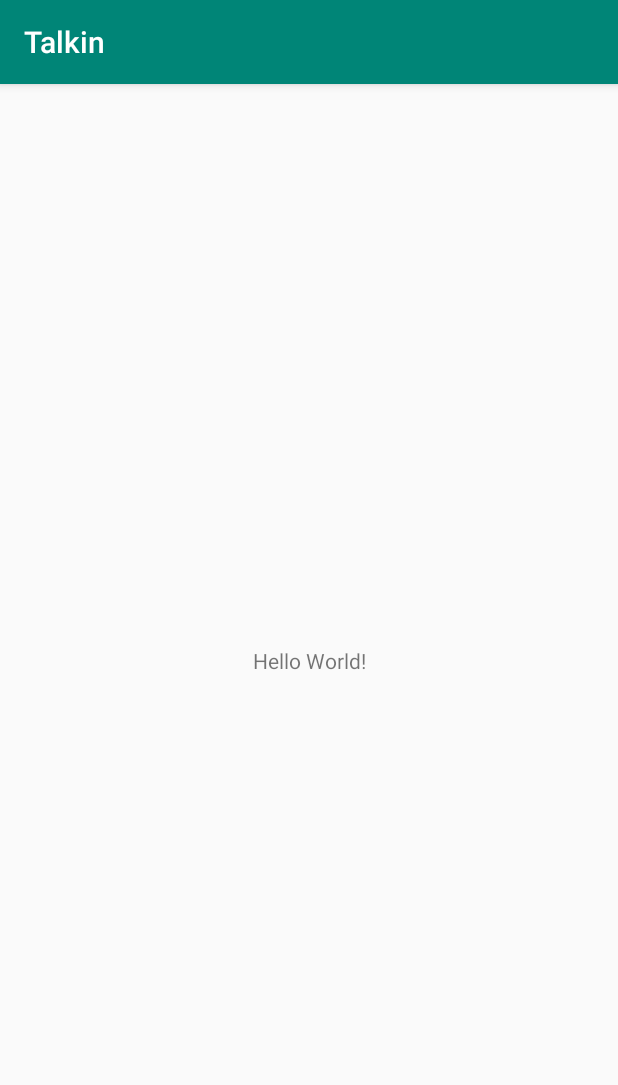
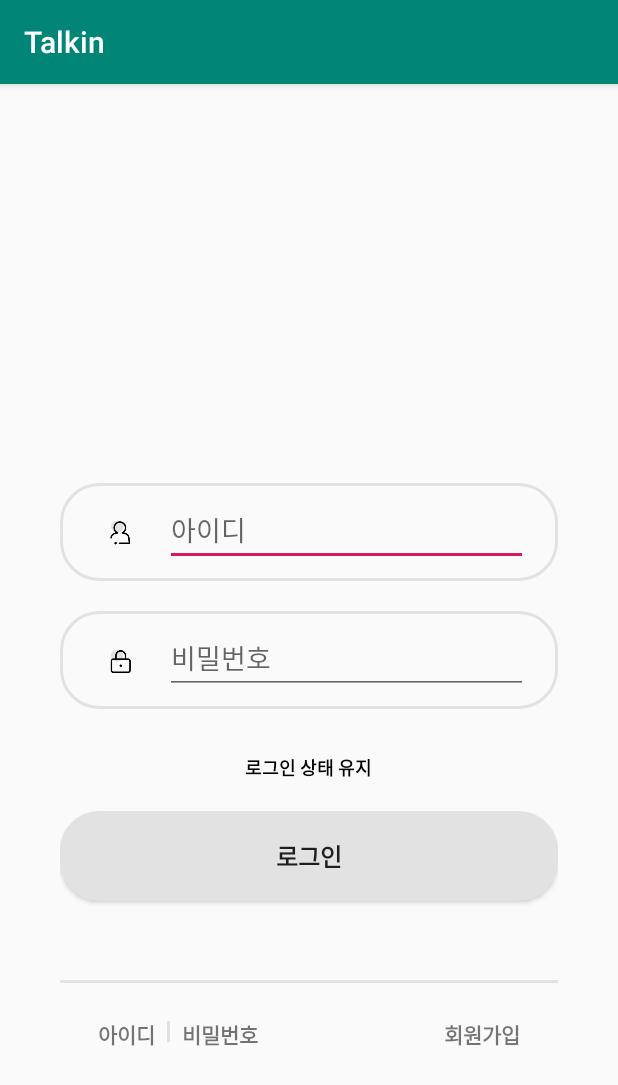
Before and after one commit to ppakjae/Talkin, an Android app: the screen it shows after launch (MainActivity), on a phone screen of 412 x 824 dp. Shown: the top 1085 px of the screen. Run offline under Robolectric (Android 15) with nearby library versions, the phone set to English and light mode, and no system bars.

Commit message:
Login Page

```diff
--- /dev/null
+++ b/app/src/main/res/drawable/round_solid_gray_background.xml
@@ -0,0 +1,18 @@
+<?xml version="1.0" encoding="utf-8"?>
+<shape xmlns:android="http://schemas.android.com/apk/res/android"
+    android:shape="rectangle"
+    android:padding="10dp">
+
+    <corners
+        android:bottomRightRadius="25dp"
+        android:bottomLeftRadius="25dp"
+        android:topLeftRadius="25dp"
+        android:topRightRadius="25dp" />
+    <solid
+        android:color="@color/colorGray"/>
+
+    <stroke
+        android:width="2dp"
+        android:color="@color/colorGray" />
+
+</shape>
--- /dev/null
+++ b/app/src/main/res/drawable/round_stroke_gray_backgorund.xml
@@ -0,0 +1,16 @@
+<?xml version="1.0" encoding="utf-8"?>
+<shape xmlns:android="http://schemas.android.com/apk/res/android"
+    android:shape="rectangle"
+    android:padding="10dp">
+
+    <corners
+        android:bottomRightRadius="25dp"
+        android:bottomLeftRadius="25dp"
+        android:topLeftRadius="25dp"
+        android:topRightRadius="25dp" />
+
+    <stroke
+        android:width="2dp"
+        android:color="@color/colorGray" />
+
+</shape>
--- a/app/src/main/res/layout/activity_main.xml
+++ b/app/src/main/res/layout/activity_main.xml
@@ -1,18 +1,176 @@
 <?xml version="1.0" encoding="utf-8"?>
-<android.support.constraint.ConstraintLayout xmlns:android="http://schemas.android.com/apk/res/android"
+<LinearLayout xmlns:android="http://schemas.android.com/apk/res/android"
     xmlns:app="http://schemas.android.com/apk/res-auto"
     xmlns:tools="http://schemas.android.com/tools"
     android:layout_width="match_parent"
     android:layout_height="match_parent"
+    android:orientation="vertical"
     tools:context=".MainActivity">
 
-    <TextView
-        android:layout_width="wrap_content"
-        android:layout_height="wrap_content"
-        android:text="Hello World!"
-        app:layout_constraintBottom_toBottomOf="parent"
-        app:layout_constraintLeft_toLeftOf="parent"
-        app:layout_constraintRight_toRightOf="parent"
-        app:layout_constraintTop_toTopOf="parent" />
+    <LinearLayout
+        android:layout_width="match_parent"
+        android:layout_height="0dp"
+        android:layout_weight="1.5"
+        android:orientation="vertical"
+        android:paddingLeft="40dp"
+        android:paddingRight="40dp">
 
-</android.support.constraint.ConstraintLayout>
+
+
+    </LinearLayout>
+
+    <LinearLayout
+        android:layout_width="match_parent"
+        android:layout_height="0dp"
+        android:layout_weight="1"
+        android:orientation="vertical"
+        android:paddingLeft="40dp"
+        android:paddingRight="40dp">
+
+        <LinearLayout
+            android:layout_width="match_parent"
+            android:layout_height="0dp"
+            android:layout_weight="1"
+            android:background="@drawable/round_stroke_gray_backgorund"
+            android:layout_marginBottom="10dp"
+            android:layout_marginTop="10dp"
+            android:paddingBottom="10dp"
+            android:paddingTop="10dp"
+            android:paddingRight="20dp">
+
+            <ImageView
+                android:id="@+id/imgId"
+                android:layout_width="40dp"
+                android:layout_height="match_parent"
+                android:layout_gravity="center_vertical"
+                android:layout_marginLeft="20dp"
+                android:src="@drawable/id_g"/>
+
+            <EditText
+                android:layout_width="match_parent"
+                android:layout_height="match_parent"
+                android:layout_marginLeft="10dp"
+                android:hint="아이디"
+                android:inputType="textNoSuggestions"/>
+
+        </LinearLayout>
+
+        <LinearLayout
+            android:layout_width="match_parent"
+            android:layout_height="0dp"
+            android:layout_weight="1"
+            android:background="@drawable/round_stroke_gray_backgorund"
+            android:layout_marginBottom="10dp"
+            android:layout_marginTop="10dp"
+            android:paddingBottom="10dp"
+            android:paddingTop="10dp"
+            android:paddingRight="20dp">
+
+            <ImageView
+                android:id="@+id/imgPw"
+                android:layout_width="40dp"
+                android:layout_height="match_parent"
+                android:layout_gravity="center_vertical"
+                android:layout_marginLeft="20dp"
+                android:src="@drawable/pw_g"/>
+
+            <EditText
+                android:layout_width="match_parent"
+                android:layout_height="match_parent"
+                android:layout_marginLeft="10dp"
+                android:hint="비밀번호"
+                android:inputType="textNoSuggestions"/>
+
+
+        </LinearLayout>
+
+    </LinearLayout>
+
+    <LinearLayout
+        android:layout_width="match_parent"
+        android:layout_height="0dp"
+        android:layout_weight="1"
+        android:orientation="vertical"
+        android:paddingLeft="40dp"
+        android:paddingRight="40dp">
+
+        <TextView
+            android:layout_width="wrap_content"
+            android:layout_height="wrap_content"
+            android:text="로그인 상태 유지"
+            android:layout_gravity="center_horizontal"
+            android:textStyle="bold"
+            android:textSize="12dp"
+            android:textColor="@color/colorBlack"
+            android:layout_marginTop="20dp"
+            android:layout_marginBottom="20dp"/>
+
+        <Button
+            android:layout_width="match_parent"
+            android:layout_height="60dp"
+            android:text="로그인"
+            android:textSize="16dp"
+            android:textStyle="bold"
+            android:background="@drawable/round_solid_gray_background"
+            android:elevation="5dp"/>
+
+    </LinearLayout>
+
+    <RelativeLayout
+        android:layout_width="match_parent"
+        android:layout_height="0dp"
+        android:layout_weight="1"
+
+        android:paddingLeft="40dp"
+        android:paddingRight="40dp">
+        <View
+            android:layout_width="match_parent"
+            android:layout_height="2dp"
+            android:background="@color/colorGray"
+            android:layout_marginBottom="30dp" />
+
+        <TextView
+            android:id="@+id/txtId"
+            android:layout_width="wrap_content"
+            android:layout_height="wrap_content"
+            android:text="아이디"
+            android:textStyle="bold"
+            android:textSize="14dp"
+            android:layout_marginLeft="25dp"
+            android:layout_alignParentLeft="true"
+            android:layout_marginTop="25dp"/>
+
+        <View
+            android:id="@+id/divider1"
+            android:layout_width="2dp"
+            android:layout_height="14dp"
+            android:background="@color/colorGray"
+            android:layout_marginLeft="8dp"
+            android:layout_marginRight="8dp"
+            android:layout_toRightOf="@+id/txtId"
+            android:layout_marginTop="27dp"/>
+
+        <TextView
+            android:id="@+id/txtPw"
+            android:layout_width="wrap_content"
+            android:layout_height="wrap_content"
+            android:layout_toRightOf="@id/divider1"
+            android:text="비밀번호"
+            android:textSize="14dp"
+            android:textStyle="bold"
+            android:layout_marginTop="25dp"/>
+
+        <TextView
+            android:id="@+id/txtJoin"
+            android:layout_width="wrap_content"
+            android:layout_height="wrap_content"
+            android:text="회원가입"
+            android:textStyle="bold"
+            android:textSize="14dp"
+            android:layout_alignParentRight="true"
+            android:layout_marginRight="25dp"
+            android:layout_marginTop="25dp"/>
+
+    </RelativeLayout>
+
+</LinearLayout>
--- a/app/src/main/res/values/colors.xml
+++ b/app/src/main/res/values/colors.xml
@@ -3,4 +3,7 @@
     <color name="colorPrimary">#008577</color>
     <color name="colorPrimaryDark">#00574B</color>
     <color name="colorAccent">#D81B60</color>
+
+    <color name="colorGray">#E2E2E2</color>
+    <color name="colorBlack">#000000</color>
 </resources>
```
Also changed, not shown: app/src/main/res/drawable/id_g.png (added), app/src/main/res/drawable/login_unchecked.png (added), app/src/main/res/drawable/pw_g.png (added).
